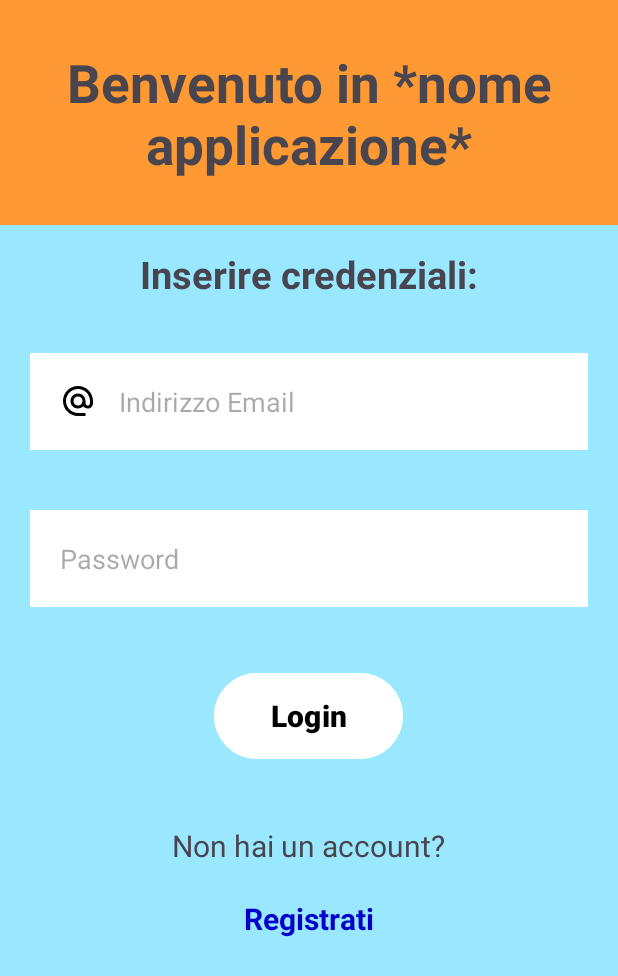
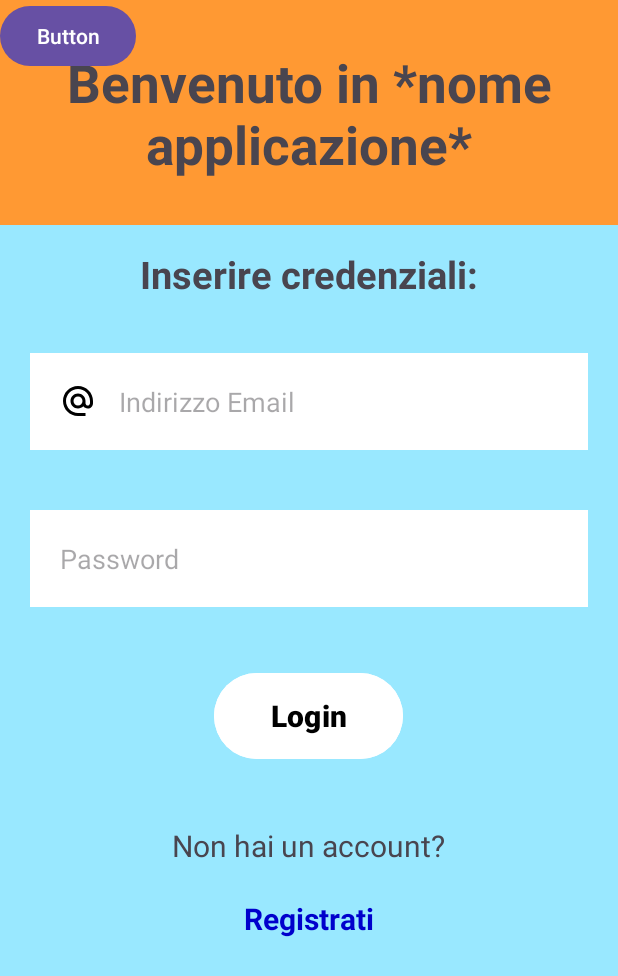
Before and after one commit to FrMa22/ProgettoINGSW_23-24, an Android app built with Jetpack Compose: the screen it shows after launch (MainActivity), on a phone screen of 412 x 824 dp. Shown: the top 976 px of the screen. Run offline under Robolectric (Android 15) with nearby library versions, the phone set to English and light mode, and no system bars.

```diff
--- a/app/src/main/java/com/example/progettoingsw/MainActivity.java
+++ b/app/src/main/java/com/example/progettoingsw/MainActivity.java
@@ -14,6 +14,7 @@ import com.google.android.material.button.MaterialButton;
 
 public class MainActivity extends AppCompatActivity {
 
+    Button bottone;
     Controller controller;
     @Override
     protected void onCreate(Bundle savedInstanceState) {
@@ -27,11 +28,9 @@ public class MainActivity extends AppCompatActivity {
         MaterialButton bottoneLogin = (MaterialButton) findViewById(R.id.bottonelogin);
 
 
-        registrazione.setOnClickListener(new View.OnClickListener() {
-            public void onClick(View v) {
-                //apre schermata registrazione
-                controller.redirectActivity(MainActivity.this, Registrazione.class);
-            }
+        registrazione.setOnClickListener(v -> {
+            //apre schermata registrazione
+            controller.redirectActivity(MainActivity.this, Registrazione.class);
         });
 
         bottoneLogin.setOnClickListener(new View.OnClickListener() {
@@ -41,6 +40,15 @@ public class MainActivity extends AppCompatActivity {
             }
         });
 
+
+        bottone = findViewById(R.id.button);
+        bottone.setOnClickListener(new View.OnClickListener() {
+            @Override
+            public void onClick(View view) {
+                Controller.redirectActivity(MainActivity.this, SchermataAstaInglese.class);
+            }
+        });
+
     }
 
 }
--- a/app/src/main/res/layout/activity_main.xml
+++ b/app/src/main/res/layout/activity_main.xml
@@ -116,6 +116,12 @@
         android:textStyle="bold"
         android:textColor="#0000CC"/>
 
+    <Button
+        android:id="@+id/button"
+        android:layout_width="wrap_content"
+        android:layout_height="wrap_content"
+        android:text="Button"
+        />
 
 
 </RelativeLayout>
--- a/app/src/main/res/layout/profilo_venditore.xml
+++ b/app/src/main/res/layout/profilo_venditore.xml
@@ -173,7 +173,7 @@
     <com.google.android.material.button.MaterialButton
         android:id="@+id/bottoneStoricoAsteProfiloVenditore"
         android:layout_width="wrap_content"
-        android:layout_height="44dp"
+        android:layout_height="48dp"
         android:layout_below="@id/textViewBioProfiloVenditore"
         android:layout_centerInParent="true"
         android:layout_marginTop="60dp"
```
